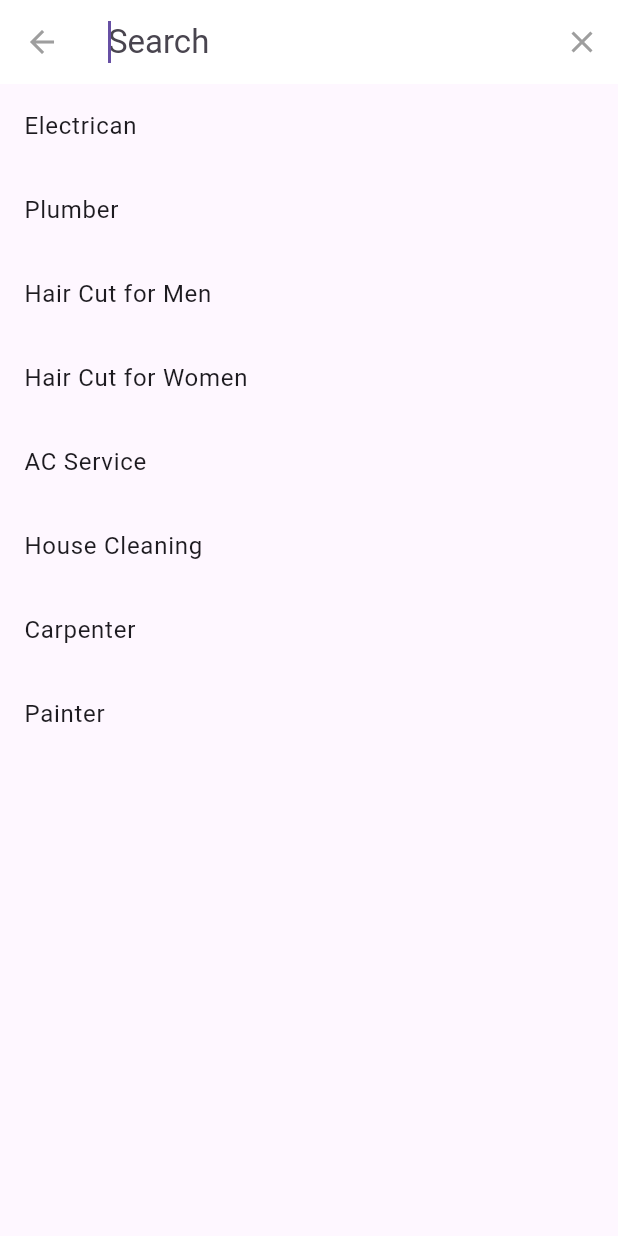
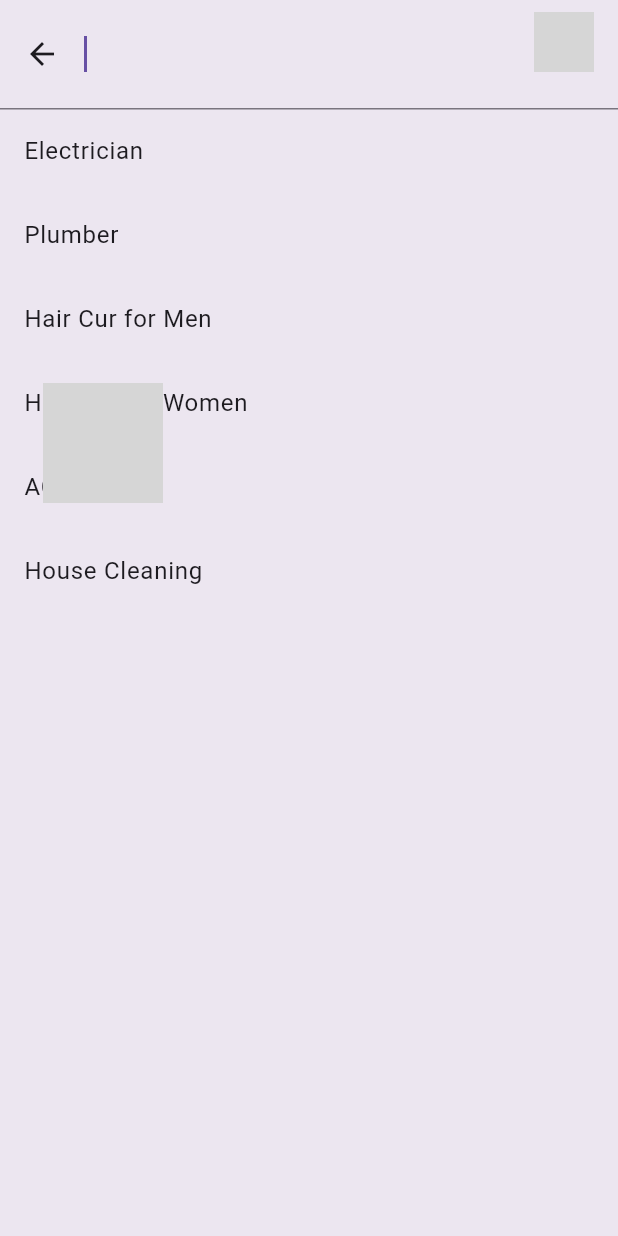
Before and after one commit to sahilnarwal2111/smart-utility, a Flutter app: the ClientDashboard screen opened directly with empty values, after a tap on the "search" icon, on a phone screen of 412 x 824 dp. Run offline on Flutter 3.47's test engine with Material 3 defaults, Android fonts, the phone set to English and light mode, and no system bars; our stand-ins replace icons_plus; network calls fail; grey boxes are pictures that could not be loaded.

Commit message:
Added a DashboardSearch() Widget in Client Dashboard

```diff
--- a/lib/screens/client_dashboard.dart
+++ b/lib/screens/client_dashboard.dart
@@ -1,6 +1,6 @@
 
 import 'package:flutter/material.dart';
-import 'package:test_drive/widgets/custom_search_delagate.dart';
+import 'package:test_drive/widgets/search_bar.dart';
 
 class ClientDashboard extends StatefulWidget{
   final String? address1;
@@ -21,6 +21,7 @@ class _ClientDashboardState extends State<ClientDashboard> {
   Widget build(BuildContext context){
     return Scaffold(
       appBar: AppBar(
+        backgroundColor: Colors.blue[100],
         title: Row(
           crossAxisAlignment: CrossAxisAlignment.center,
           children: <Widget>[
@@ -37,51 +38,62 @@ class _ClientDashboardState extends State<ClientDashboard> {
 
               ],
             ),
-
+            const Spacer(),
             const CircleAvatar(
               radius: 20,
               backgroundImage: NetworkImage(
-                'https://unsplash.com/photos/black-flat-screen-computer-monitor-gA396xahf-Q',
+                'https://images.unsplash.com/photo-1573497491208-6b1acb260507',
               ),
             ),
           ],
         )
       ),
-      body: Column(
+      body: Container(
+        height: double.infinity,
+        color: Colors.blue[100],
+        child: SingleChildScrollView(
+        child: Column(
         children: <Widget>[
-          Row(
+
+          const DashboardSearch(),
+          const SizedBox(height: 60.0),
+          //all cards from here
+          const Row(
             children: [
               Padding(
-                padding: const EdgeInsets.all(0),
-                child: IconButton(
-                      onPressed:(){
-                        showSearch(context: context, delegate: CustomSearchDelegate());
-                      },
-                      icon: const Icon(Icons.search),
-                    ),
+                padding: EdgeInsets.fromLTRB(30, 10, 10, 10),
+                child: Text(
+                'Explore all Services',
+                style: TextStyle(
+                  fontSize: 16.0,
+                ),
+              ),
               )
             ],
           ),
-          const SizedBox(height: 120.0),
-          //all cards from here
+          // const SizedBox(height: 30.0),
+          Row(
 
-          Row(
             mainAxisAlignment: MainAxisAlignment.spaceAround,
             children: [
               Card(
             color: Colors.amber[300],
-            child: Container(
+            child: SizedBox(
               width: 100,
               height: 100,
               child: Center(
                 child: Column(
                   children: <Widget>[
-                      Text(
+                      const Text(
                         'Electrican',
                         textAlign: TextAlign.center,
 
                       ),
-                      Image.network('https://unsplash.com/photos/man-in-blue-white-and-red-plaid-button-up-shirt-wearing-yellow-hard-hat-holding-black-zWOgsj3j0wA')
+                      Image.network(
+                        'https://images.unsplash.com/photo-1573497491208-6b1acb260507',
+                        height: 80,
+                        width: 80,
+                        )
                   ],
                 )
               )
@@ -159,6 +171,8 @@ class _ClientDashboardState extends State<ClientDashboard> {
           ) ,
 
         ],
+      ),
+      ),
       )
     );
 
--- /dev/null
+++ b/lib/widgets/search_bar.dart
@@ -0,0 +1,55 @@
+import 'package:flutter/material.dart';
+
+class DashboardSearch extends StatefulWidget{
+  const DashboardSearch({super.key});
+
+  @override
+  State<DashboardSearch> createState() => _DashboardSearch();
+
+
+}
+
+class _DashboardSearch extends State<DashboardSearch> {
+  @override
+  final List<String> services = ['Electrician', 'Plumber', 'Hair Cur for Men', 'Hair Cut for Women', 'AC Service', 'House Cleaning'];
+  Widget build(BuildContext context) {
+    return Padding(
+          padding: const EdgeInsets.all(8.0),
+          child: SearchAnchor(
+            builder : (BuildContext context, SearchController controller){
+              return SearchBar(
+                controller : controller,
+                padding : const MaterialStatePropertyAll<EdgeInsets>(
+                  EdgeInsets.symmetric(horizontal: 16.0)),
+                onTap: () {
+                  controller.openView();
+                },
+                onChanged: (_){
+                  controller.openView();
+                },
+                leading: const Icon(Icons.search),
+
+              );
+            },
+            suggestionsBuilder: (BuildContext context, SearchController controller){
+              return List<ListTile>.generate(services.length, (int index) {
+                final String item = services[index];
+                return ListTile(
+                  title: Text(item),
+                  onTap: () {
+                    setState(() {
+                      controller.closeView(item);
+                    });
+                  },
+                );
+                }
+              );
+
+            }
+          )
+
+        );
+
+  }
+
+}
```
Also changed, not shown: 1 other file.
